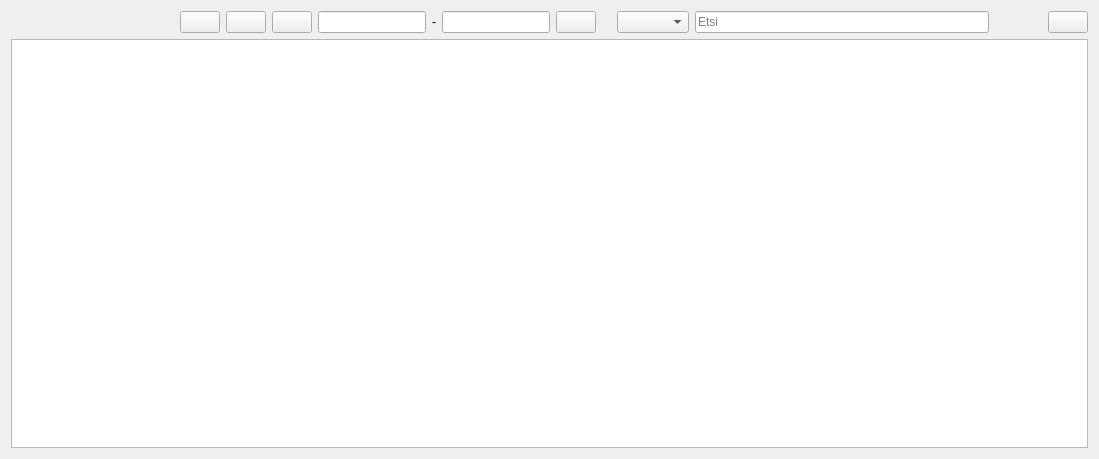
Above: kitsas/selaus/selauswg.ui from artoh/kitupiikki before the change. Below: the same form after it.
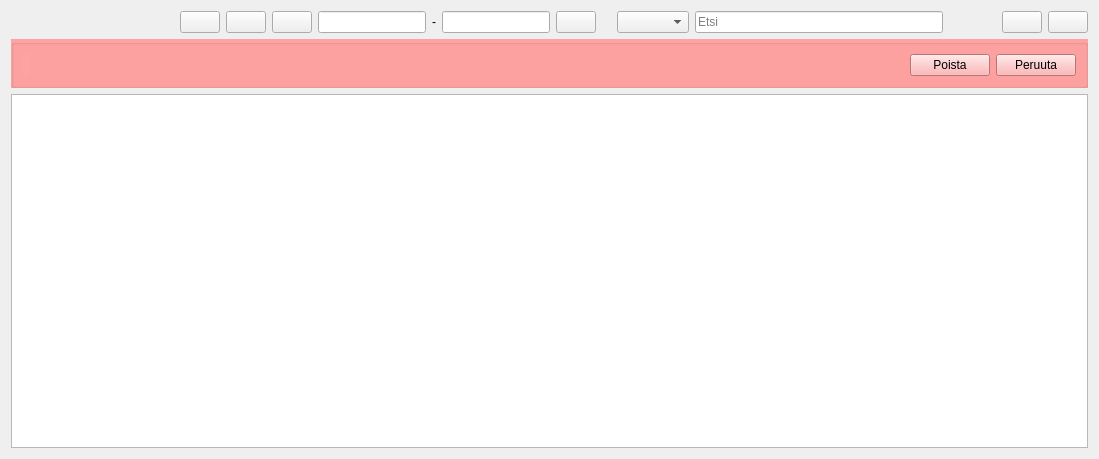
That is the form after the change. Icons and pictures are not drawn. Custom widgets are drawn as their Qt base class.

```diff
--- a/kitsas/selaus/selauswg.ui
+++ b/kitsas/selaus/selauswg.ui
@@ -161,6 +161,26 @@
        </property>
       </widget>
      </item>
+     <item>
+      <widget class="QPushButton" name="poistaNappi">
+       <property name="toolTip">
+        <string>Poista useita tositteita</string>
+       </property>
+       <property name="statusTip">
+        <string/>
+       </property>
+       <property name="text">
+        <string/>
+       </property>
+       <property name="icon">
+        <iconset resource="../pic/pic.qrc">
+         <normaloff>:/pic/roskis.png</normaloff>:/pic/roskis.png</iconset>
+       </property>
+       <property name="checkable">
+        <bool>true</bool>
+       </property>
+      </widget>
+     </item>
      <item>
       <widget class="QPushButton" name="paivitaNappi">
        <property name="toolTip">
@@ -177,6 +197,63 @@
      </item>
     </layout>
    </item>
+   <item>
+    <widget class="QGroupBox" name="poistoGroup">
+     <property name="styleSheet">
+      <string notr="true">background-color: rgb(255, 162, 162);</string>
+     </property>
+     <property name="title">
+      <string/>
+     </property>
+     <property name="flat">
+      <bool>false</bool>
+     </property>
+     <layout class="QHBoxLayout" name="horizontalLayout_2">
+      <item>
+       <widget class="QLabel" name="poistoLabel">
+        <property name="text">
+         <string/>
+        </property>
+       </widget>
+      </item>
+      <item>
+       <spacer name="horizontalSpacer_4">
+        <property name="orientation">
+         <enum>Qt::Horizontal</enum>
+        </property>
+        <property name="sizeHint" stdset="0">
+         <size>
+          <width>876</width>
+          <height>20</height>
+         </size>
+        </property>
+       </spacer>
+      </item>
+      <item>
+       <widget class="QPushButton" name="teePoistoNappi">
+        <property name="text">
+         <string>Poista</string>
+        </property>
+        <property name="icon">
+         <iconset resource="../pic/pic.qrc">
+          <normaloff>:/pic/roskis.png</normaloff>:/pic/roskis.png</iconset>
+        </property>
+       </widget>
+      </item>
+      <item>
+       <widget class="QPushButton" name="peruPoistoNappi">
+        <property name="text">
+         <string>Peruuta</string>
+        </property>
+        <property name="icon">
+         <iconset resource="../pic/pic.qrc">
+          <normaloff>:/pic/sulje.png</normaloff>:/pic/sulje.png</iconset>
+        </property>
+       </widget>
+      </item>
+     </layout>
+    </widget>
+   </item>
    <item>
     <widget class="QTableView" name="selausView">
      <property name="contextMenuPolicy">
```
